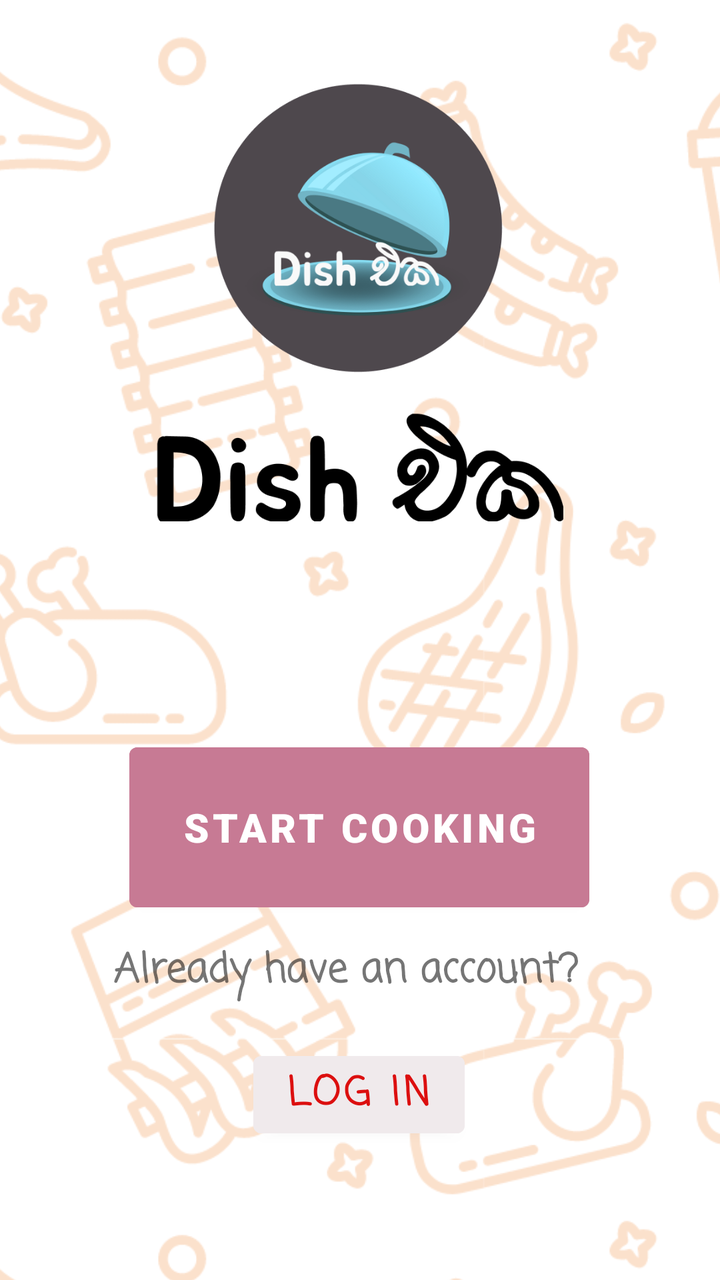
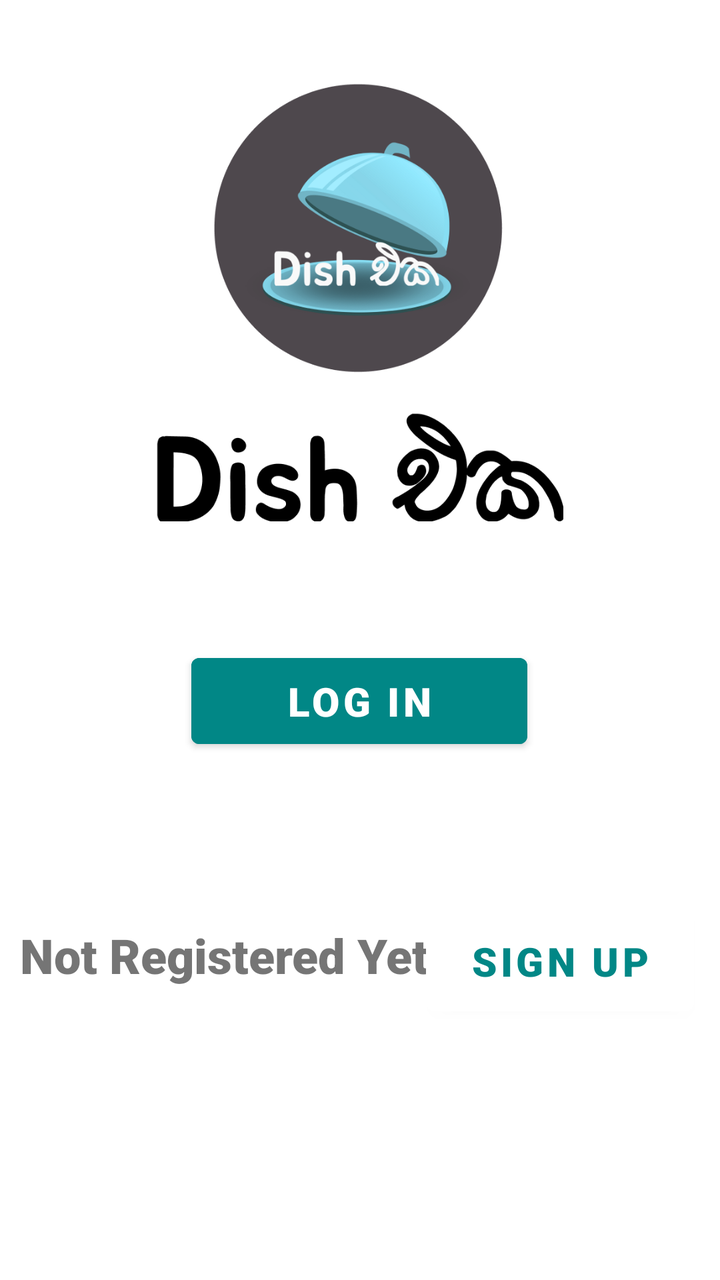

Compare the two renders of this Android layout. The source of the first and the diff that turns it into the second are given below.
<!-- AndroidManifest.xml: application theme Theme.DishEka -->
<!-- res/layout/activity_start_cooking.xml -->
<?xml version="1.0" encoding="utf-8"?>
<androidx.constraintlayout.widget.ConstraintLayout xmlns:android="http://schemas.android.com/apk/res/android"
    xmlns:app="http://schemas.android.com/apk/res-auto"
    xmlns:tools="http://schemas.android.com/tools"
    android:id="@+id/main"
    android:layout_width="match_parent"
    android:layout_height="match_parent"
    tools:context=".StartCooking">

    <ImageView
        android:id="@+id/imageView"
        android:layout_width="1213dp"
        android:layout_height="1578dp"
        android:backgroundTint="#FFFFFF"
        app:layout_constraintBottom_toBottomOf="parent"
        app:layout_constraintEnd_toEndOf="parent"
        app:layout_constraintHorizontal_bias="0.452"
        app:layout_constraintStart_toStartOf="parent"
        app:layout_constraintTop_toTopOf="parent"
        app:layout_constraintVertical_bias="0.607"
        app:srcCompat="@drawable/background" />

    <ImageView
        android:id="@+id/imageView3"
        android:layout_width="204dp"
        android:layout_height="223dp"
        app:layout_constraintBottom_toBottomOf="parent"
        app:layout_constraintEnd_toEndOf="parent"
        app:layout_constraintHorizontal_bias="0.497"
        app:layout_constraintStart_toStartOf="parent"
        app:layout_constraintTop_toTopOf="parent"
        app:layout_constraintVertical_bias="0.094"
        app:srcCompat="@drawable/dishekelogo" />

    <Button
        android:id="@+id/button"
        android:layout_width="230dp"
        android:layout_height="92dp"
        android:backgroundTint="#C77A94"
        android:fontFamily="sans-serif-black"
        android:text="Start Cooking"
        android:textSize="20sp"
        android:textStyle="bold"
        app:layout_constraintBottom_toBottomOf="parent"
        app:layout_constraintEnd_toEndOf="parent"
        app:layout_constraintHorizontal_bias="0.497"
        app:layout_constraintStart_toStartOf="parent"
        app:layout_constraintTop_toTopOf="parent"
        app:layout_constraintVertical_bias="0.671" />

    <TextView
        android:id="@+id/textView"
        android:layout_width="273dp"
        android:layout_height="50dp"
        android:fontFamily="casual"
        android:text="Already have an account?"
        android:textSize="20sp"
        android:textStyle="bold"
        app:layout_constraintBottom_toBottomOf="parent"
        app:layout_constraintEnd_toEndOf="parent"
        app:layout_constraintHorizontal_bias="0.652"
        app:layout_constraintStart_toStartOf="parent"
        app:layout_constraintTop_toTopOf="parent"
        app:layout_constraintVertical_bias="0.797" />

    <Button
        android:id="@+id/button2"
        android:layout_width="wrap_content"
        android:layout_height="wrap_content"
        android:backgroundTint="#F0EAEC"
        android:fontFamily="casual"
        android:text="Log in"
        android:textColor="#DC0F0F"
        android:textSize="20sp"
        android:textStyle="bold"
        app:layout_constraintBottom_toBottomOf="parent"
        app:layout_constraintEnd_toEndOf="parent"
        app:layout_constraintHorizontal_bias="0.498"
        app:layout_constraintStart_toStartOf="parent"
        app:layout_constraintTop_toTopOf="parent"
        app:layout_constraintVertical_bias="0.886" />
</androidx.constraintlayout.widget.ConstraintLayout>
<!-- resources referenced by this layout -->
<resources>
  <!-- drawable background: png bitmap (drawable, 472407 bytes) -->
  <!-- drawable dishekelogo: png bitmap (drawable, 85839 bytes) -->
  <style name="Theme.DishEka" parent="Theme.MaterialComponents.DayNight">
          
          <item name="colorPrimary">@color/teal_700</item>
          <item name="colorPrimaryVariant">@color/purple_700</item>
          <item name="colorOnPrimary">@color/white</item>
          
          <item name="colorSecondary">@color/teal_200</item>
          <item name="colorSecondaryVariant">@color/teal_700</item>
          <item name="colorOnSecondary">@color/black</item>
          
          <item name="android:statusBarColor">?attr/colorPrimaryVariant</item>
  
          
      </style>
  <color name="teal_700">#FF018786</color>
  <color name="purple_700">#FF3700B3</color>
  <color name="white">#FFFFFFFF</color>
  <color name="teal_200">#FF03DAC5</color>
  <color name="black">#FF000000</color>
</resources>

<!-- the commit's change to res/layout/activity_start_cooking.xml (unified diff, before → after) -->
@@ -7,18 +7,7 @@
     android:layout_height="match_parent"
     tools:context=".StartCooking">
 
-    <ImageView
-        android:id="@+id/imageView"
-        android:layout_width="1213dp"
-        android:layout_height="1578dp"
-        android:backgroundTint="#FFFFFF"
-        app:layout_constraintBottom_toBottomOf="parent"
-        app:layout_constraintEnd_toEndOf="parent"
-        app:layout_constraintHorizontal_bias="0.452"
-        app:layout_constraintStart_toStartOf="parent"
-        app:layout_constraintTop_toTopOf="parent"
-        app:layout_constraintVertical_bias="0.607"
-        app:srcCompat="@drawable/background" />
+
 
     <ImageView
         android:id="@+id/imageView3"
@@ -34,43 +23,44 @@
 
     <Button
         android:id="@+id/button"
-        android:layout_width="230dp"
-        android:layout_height="92dp"
-        android:backgroundTint="#C77A94"
+        android:layout_width="134dp"
+        android:layout_height="62dp"
+        android:backgroundTint="@color/white"
         android:fontFamily="sans-serif-black"
-        android:text="Start Cooking"
+        android:text="Sign Up"
+        android:textColor="#FF018786"
         android:textSize="20sp"
         android:textStyle="bold"
         app:layout_constraintBottom_toBottomOf="parent"
         app:layout_constraintEnd_toEndOf="parent"
-        app:layout_constraintHorizontal_bias="0.497"
+        app:layout_constraintHorizontal_bias="0.942"
         app:layout_constraintStart_toStartOf="parent"
         app:layout_constraintTop_toTopOf="parent"
-        app:layout_constraintVertical_bias="0.671" />
+        app:layout_constraintVertical_bias="0.778" />
 
     <TextView
         android:id="@+id/textView"
         android:layout_width="273dp"
         android:layout_height="50dp"
-        android:fontFamily="casual"
-        android:text="Already have an account?"
-        android:textSize="20sp"
+        android:fontFamily="sans-serif-black"
+        android:text="Not Registered Yet ?"
+        android:textSize="24dp"
         android:textStyle="bold"
         app:layout_constraintBottom_toBottomOf="parent"
         app:layout_constraintEnd_toEndOf="parent"
-        app:layout_constraintHorizontal_bias="0.652"
+        app:layout_constraintHorizontal_bias="0.115"
         app:layout_constraintStart_toStartOf="parent"
         app:layout_constraintTop_toTopOf="parent"
-        app:layout_constraintVertical_bias="0.797" />
+        app:layout_constraintVertical_bias="0.782" />
 
     <Button
         android:id="@+id/button2"
-        android:layout_width="wrap_content"
-        android:layout_height="wrap_content"
-        android:backgroundTint="#F0EAEC"
-        android:fontFamily="casual"
+        android:layout_width="168dp"
+        android:layout_height="55dp"
+        android:backgroundTint="#FF018786"
+        android:fontFamily="sans-serif-black"
         android:text="Log in"
-        android:textColor="#DC0F0F"
+        android:textColor="@color/white"
         android:textSize="20sp"
         android:textStyle="bold"
         app:layout_constraintBottom_toBottomOf="parent"
@@ -78,5 +68,5 @@
         app:layout_constraintHorizontal_bias="0.498"
         app:layout_constraintStart_toStartOf="parent"
         app:layout_constraintTop_toTopOf="parent"
-        app:layout_constraintVertical_bias="0.886" />
+        app:layout_constraintVertical_bias="0.552" />
 </androidx.constraintlayout.widget.ConstraintLayout>
<!-- resource entries referenced after the edit -->
@@ -1,6 +1,5 @@
 <!-- resources referenced by this layout -->
 <resources>
-  <!-- drawable background: png bitmap (drawable, 472407 bytes) -->
   <!-- drawable dishekelogo: png bitmap (drawable, 85839 bytes) -->
   <style name="Theme.DishEka" parent="Theme.MaterialComponents.DayNight">
           
